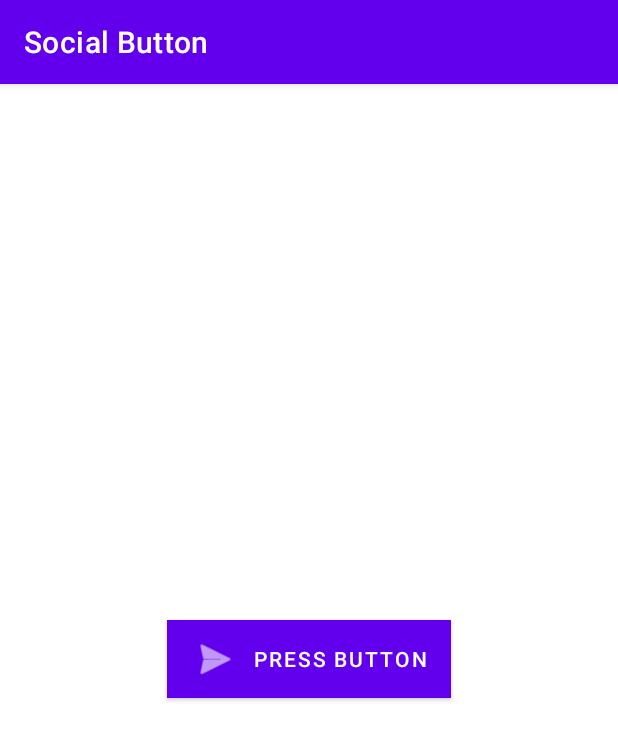
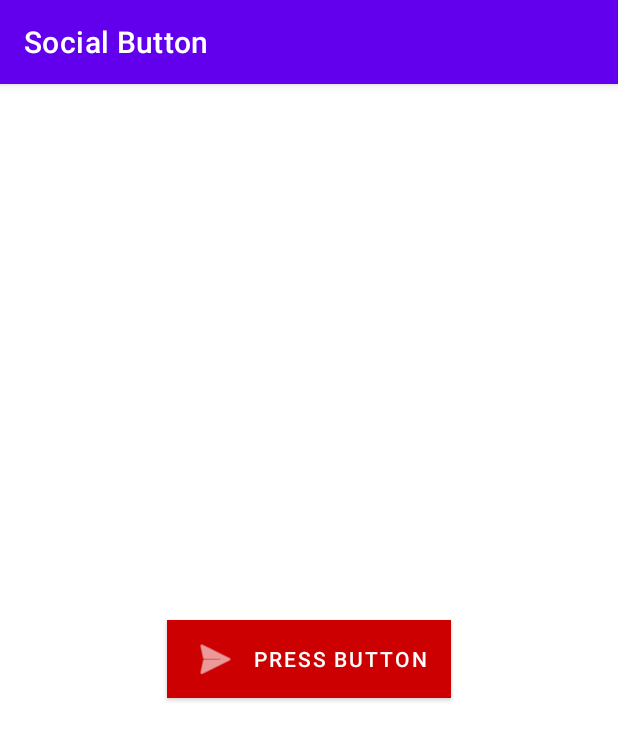
Before and after one commit to peaillaud/The_social_button, an Android app: the screen it shows after launch (MainActivity), on a phone screen of 412 x 824 dp. Shown: the top 740 px of the screen. Run offline under Robolectric (Android 15) with nearby library versions, the phone set to English and light mode, and no system bars.

Commit message:
Changed the button's color

```diff
--- a/app/src/main/res/layout/activity_main.xml
+++ b/app/src/main/res/layout/activity_main.xml
@@ -10,9 +10,10 @@
         android:id="@+id/mainButton"
         android:layout_width="wrap_content"
         android:layout_height="wrap_content"
-        android:background="#000000"
+        android:background="@android:color/holo_red_dark"
         android:text="@string/mainButton"
         app:cornerRadius="@dimen/cardview_default_radius"
+        app:backgroundTint="@android:color/holo_red_dark"
         app:icon="@android:drawable/ic_menu_send"
         app:iconPadding="10dp"
         app:layout_constraintBottom_toBottomOf="parent"
@@ -20,4 +21,5 @@
         app:layout_constraintStart_toStartOf="parent"
         app:layout_constraintTop_toTopOf="parent"
         app:layout_constraintVertical_bias="0.499" />
+
 </androidx.constraintlayout.widget.ConstraintLayout>
```
